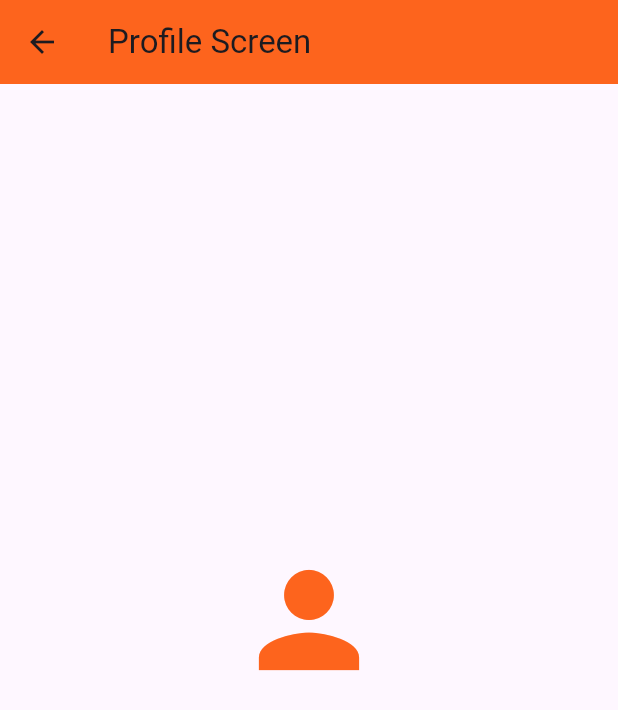
After one commit to BiniTobi/ethiopay, a Flutter app: the ProfileApp screen opened directly, on a phone screen of 412 x 824 dp. The commit adds this screen. Shown: the top 710 px of the screen. Run offline on Flutter 3.47's test engine with Material 3 defaults, Android fonts, the phone set to English and light mode, and no system bars; our stand-ins replace firebase_auth, firebase_core, hive, hive_flutter, smooth_page_indicator, syncfusion_flutter_charts; missing offline and left inert: auth; accounts and stored records are empty.

Commit message:
adding profile page

```diff
--- a/lib/Screens/home.dart
+++ b/lib/Screens/home.dart
@@ -5,6 +5,7 @@ import 'package:ethiopay/data/listdata.dart';
 import 'package:ethiopay/data/model/add_date.dart';
 import 'package:ethiopay/data/utlity.dart';
 import 'package:firebase_auth/firebase_auth.dart';
+
 
 class Home extends StatefulWidget {
    Home({Key? key}) : super(key: key);
--- a/lib/Screens/home_screen.dart
+++ b/lib/Screens/home_screen.dart
@@ -35,6 +35,7 @@ class _HomeScreenState extends State<HomeScreen> {
     return Scaffold(
       appBar: AppBar(
         title: Text('Bill Payment'),
+        backgroundColor: Color(0xFFFD641D),
       ),
       body: ListView.builder(
         itemCount: bills.length,
--- /dev/null
+++ b/lib/Screens/profile_screen.dart
@@ -0,0 +1,54 @@
+import 'package:flutter/material.dart';
+import 'package:firebase_auth/firebase_auth.dart';
+
+class ProfileApp extends StatefulWidget {
+  @override
+  _ProfileAppState createState() => _ProfileAppState();
+}
+
+class _ProfileAppState extends State<ProfileApp> {
+  User? user;
+
+  @override
+  void initState() {
+    super.initState();
+    _retrieveUser();
+  }
+
+  Future<void> _retrieveUser() async {
+    FirebaseAuth.instance.authStateChanges().listen((User? user) {
+      if (mounted) {
+        setState(() {
+          this.user = user;
+        });
+      }
+    });
+  }
+
+  @override
+  Widget build(BuildContext context) {
+    return Scaffold(
+      appBar: AppBar(
+        title: Text('Profile Screen'),
+        backgroundColor: Color(0xFFFD641D),
+      ),
+      body: Center(
+        child: Column(
+          mainAxisAlignment: MainAxisAlignment.center,
+          children: [
+            Icon(
+              Icons.person,
+              size: 100,
+              color: Color(0xFFFD641D),
+            ),
+            SizedBox(height: 20),
+            Text(
+              user?.email ?? 'Not signed in',
+              style: TextStyle(fontSize: 24),
+            ),
+          ],
+        ),
+      ),
+    );
+  }
+}
--- a/lib/widgets/bottomnavigationbar.dart
+++ b/lib/widgets/bottomnavigationbar.dart
@@ -3,6 +3,7 @@ import 'package:ethiopay/Screens/add.dart';
 import 'package:ethiopay/Screens/home.dart';
 import 'package:ethiopay/Screens/statistics.dart';
 import 'package:ethiopay/Screens/home_screen.dart';
+import 'package:ethiopay/Screens/profile_screen.dart';
 class Bottom extends StatefulWidget {
   const Bottom({Key? key}) : super(key: key);
 
@@ -12,7 +13,7 @@ class Bottom extends StatefulWidget {
 
 class _BottomState extends State<Bottom> {
   int index_color = 0;
-  List Screen = [Home(), Statistics(),HomeScreen(),Home()];
+  List Screen = [Home(), Statistics(),HomeScreen(),ProfileApp()];
   @override
   Widget build(BuildContext context) {
     return Scaffold(
--- a/pubspec.yaml
+++ b/pubspec.yaml
@@ -33,7 +33,7 @@ dependencies:
 
 
 
-  # The following adds the Cupertino Icons font to your application.
+
   # Use with the CupertinoIcons class for iOS style icons.
   cupertino_icons: ^1.0.2
   smooth_page_indicator: ^1.0.0
@@ -49,6 +49,7 @@ dependencies:
   intl: ^0.17.0
   http: ^0.13.4
   path_provider: ^2.0.2
+
 
 dev_dependencies:
   flutter_test:
```
